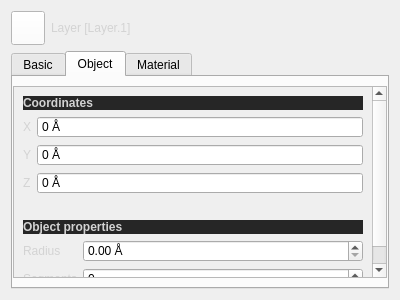
The window that QChromosome/layerattributes.ui (Michalaq/ChromosomeVisualizer) describes before a commit, drawn with Qt 5.
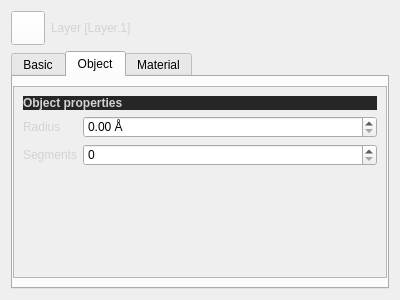
The same window after the commit. The open tabs and pages were chosen to show the change. Icons and pictures are not drawn. Custom widgets are drawn as their Qt base class.

Patch:
```diff
--- a/QChromosome/layerattributes.ui
+++ b/QChromosome/layerattributes.ui
@@ -230,116 +230,11 @@
            <rect>
             <x>0</x>
             <y>0</y>
-            <width>362</width>
-            <height>249</height>
+            <width>376</width>
+            <height>187</height>
            </rect>
           </property>
           <layout class="QVBoxLayout" name="verticalLayout_2">
-           <item>
-            <widget class="QLabel" name="label_6">
-             <property name="styleSheet">
-              <string notr="true">background: #262626;</string>
-             </property>
-             <property name="text">
-              <string>&lt;html&gt;&lt;head/&gt;&lt;body&gt;&lt;p&gt;&lt;span style=&quot; font-weight:600;&quot;&gt;Coordinates&lt;/span&gt;&lt;/p&gt;&lt;/body&gt;&lt;/html&gt;</string>
-             </property>
-            </widget>
-           </item>
-           <item>
-            <layout class="QFormLayout" name="formLayout_2">
-             <item row="0" column="0">
-              <widget class="QLabel" name="label_7">
-               <property name="text">
-                <string>X</string>
-               </property>
-              </widget>
-             </item>
-             <item row="1" column="0">
-              <widget class="QLabel" name="label_8">
-               <property name="text">
-                <string>Y</string>
-               </property>
-              </widget>
-             </item>
-             <item row="2" column="0">
-              <widget class="QLabel" name="label_9">
-               <property name="text">
-                <string>Z</string>
-               </property>
-              </widget>
-             </item>
-             <item row="2" column="1">
-              <widget class="QSpinBox" name="spinBox_3">
-               <property name="readOnly">
-                <bool>true</bool>
-               </property>
-               <property name="buttonSymbols">
-                <enum>QAbstractSpinBox::NoButtons</enum>
-               </property>
-               <property name="suffix">
-                <string> Å</string>
-               </property>
-               <property name="minimum">
-                <number>-32767</number>
-               </property>
-               <property name="maximum">
-                <number>32767</number>
-               </property>
-              </widget>
-             </item>
-             <item row="1" column="1">
-              <widget class="QSpinBox" name="spinBox_2">
-               <property name="readOnly">
-                <bool>true</bool>
-               </property>
-               <property name="buttonSymbols">
-                <enum>QAbstractSpinBox::NoButtons</enum>
-               </property>
-               <property name="suffix">
-                <string> Å</string>
-               </property>
-               <property name="minimum">
-                <number>-32767</number>
-               </property>
-               <property name="maximum">
-                <number>32767</number>
-               </property>
-              </widget>
-             </item>
-             <item row="0" column="1">
-              <widget class="QSpinBox" name="spinBox">
-               <property name="readOnly">
-                <bool>true</bool>
-               </property>
-               <property name="buttonSymbols">
-                <enum>QAbstractSpinBox::NoButtons</enum>
-               </property>
-               <property name="suffix">
-                <string> Å</string>
-               </property>
-               <property name="minimum">
-                <number>-32767</number>
-               </property>
-              </widget>
-             </item>
-            </layout>
-           </item>
-           <item>
-            <spacer name="verticalSpacer_3">
-             <property name="orientation">
-              <enum>Qt::Vertical</enum>
-             </property>
-             <property name="sizeType">
-              <enum>QSizePolicy::Fixed</enum>
-             </property>
-             <property name="sizeHint" stdset="0">
-              <size>
-               <width>20</width>
-               <height>20</height>
-              </size>
-             </property>
-            </spacer>
-           </item>
            <item>
             <widget class="QLabel" name="label_10">
              <property name="styleSheet">
```
Left out of the diff: 85 changed lines with no effect on the pictures.
